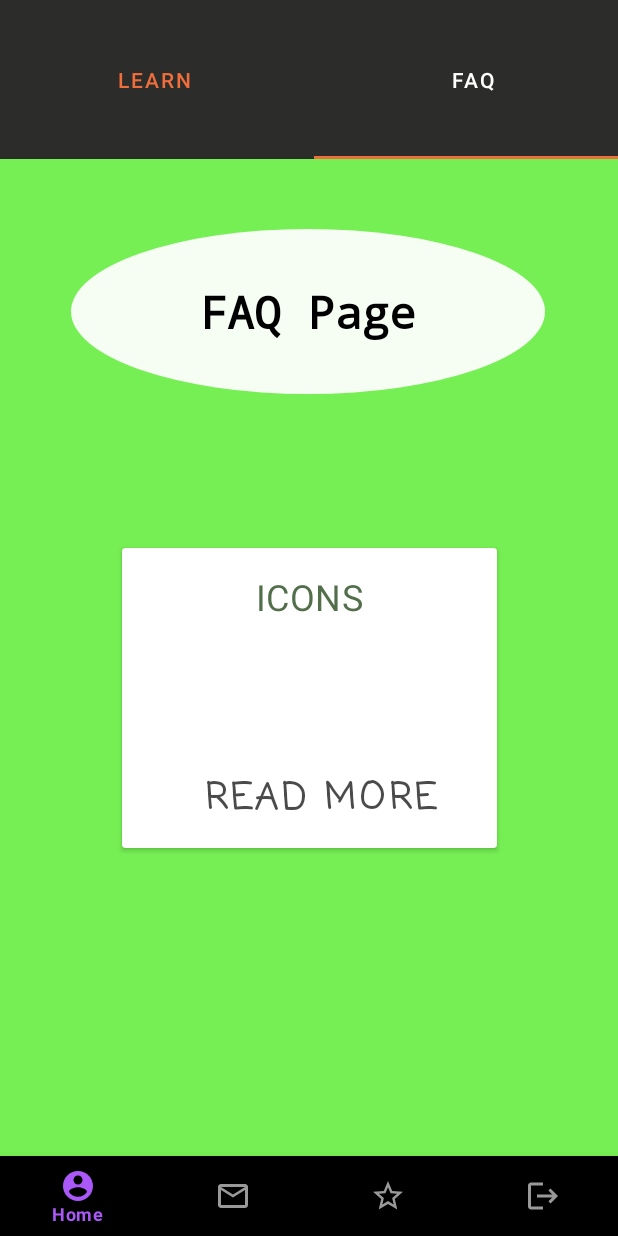
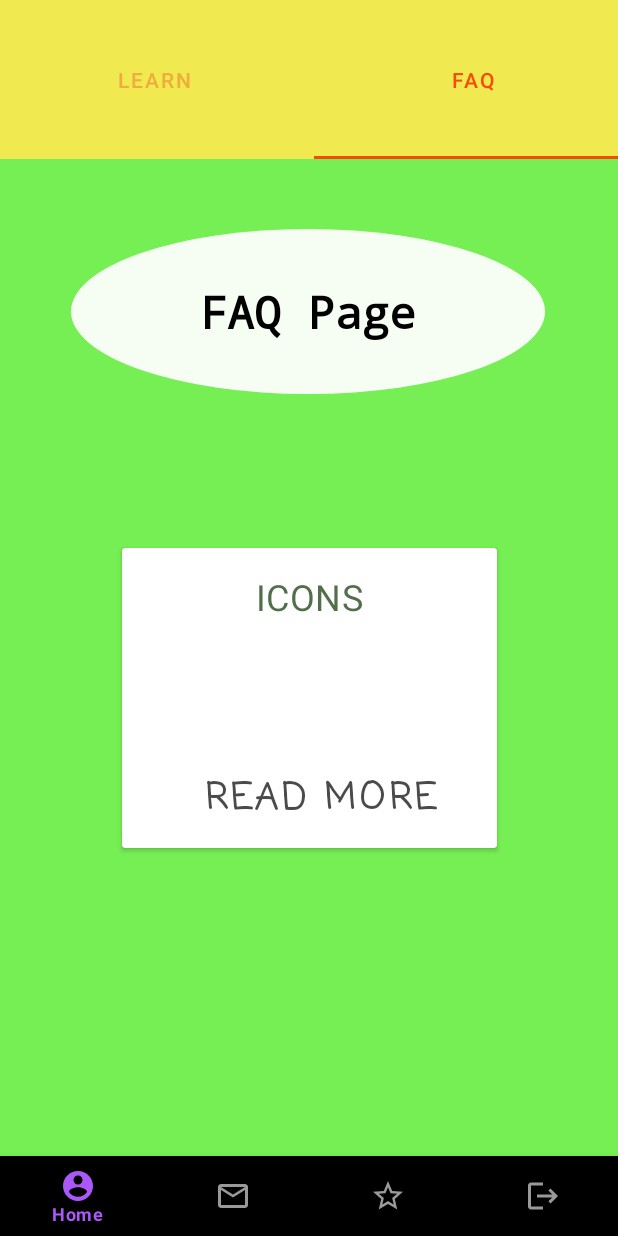
Before and after one commit to Haruberi/MyApp, an Android app: the ChiActivity screen opened directly, with no data from a screen before it, tab 2 chosen, on a phone screen of 412 x 824 dp. Run offline under Robolectric (Android 15) with nearby library versions, the phone set to English and light mode, and no system bars; Roboto replaces fonts that are not available here.

Commit message:
Add colours

```diff
--- a/app/src/main/res/layout/activity_chi.xml
+++ b/app/src/main/res/layout/activity_chi.xml
@@ -11,16 +11,16 @@
         android:id="@+id/chiTabLayout"
         android:layout_width="425dp"
         android:layout_height="106dp"
-        android:background="#2C2C2B"
+        android:background="#F1E950"
         app:layout_constraintBottom_toBottomOf="parent"
         app:layout_constraintEnd_toEndOf="parent"
         app:layout_constraintHorizontal_bias="0.333"
         app:layout_constraintStart_toStartOf="parent"
         app:layout_constraintTop_toTopOf="parent"
         app:layout_constraintVertical_bias="0.0"
-        app:tabIndicatorColor="#EF6E3C"
-        app:tabSelectedTextColor="@color/white"
-        app:tabTextColor="#EF6E3C">
+        app:tabIndicatorColor="#FA4904"
+        app:tabSelectedTextColor="#FA4904"
+        app:tabTextColor="#EFAD3C">
 
         <com.google.android.material.tabs.TabItem
             android:id="@+id/chiLearnTab"
--- a/app/src/main/res/layout/activity_kor.xml
+++ b/app/src/main/res/layout/activity_kor.xml
@@ -10,7 +10,7 @@
         android:id="@+id/korTabLayout"
         android:layout_width="425dp"
         android:layout_height="106dp"
-        android:background="#2C2C2B"
+        android:background="#F1E950"
         app:layout_constraintBottom_toBottomOf="parent"
         app:layout_constraintEnd_toEndOf="parent"
         app:layout_constraintHorizontal_bias="0.333"
@@ -18,8 +18,8 @@
         app:layout_constraintTop_toTopOf="parent"
         app:layout_constraintVertical_bias="0.0"
         app:tabIndicatorColor="#6BED0C"
-        app:tabSelectedTextColor="@color/white"
-        app:tabTextColor="#6BED0C">
+        app:tabSelectedTextColor="#6BED0C"
+        app:tabTextColor="#EFAD3C">
 
         <com.google.android.material.tabs.TabItem
             android:id="@+id/korLearnTab"
```
Also changed, not shown: app/src/main/res/layout/activity_jpn.xml (+4 -4 lines).
